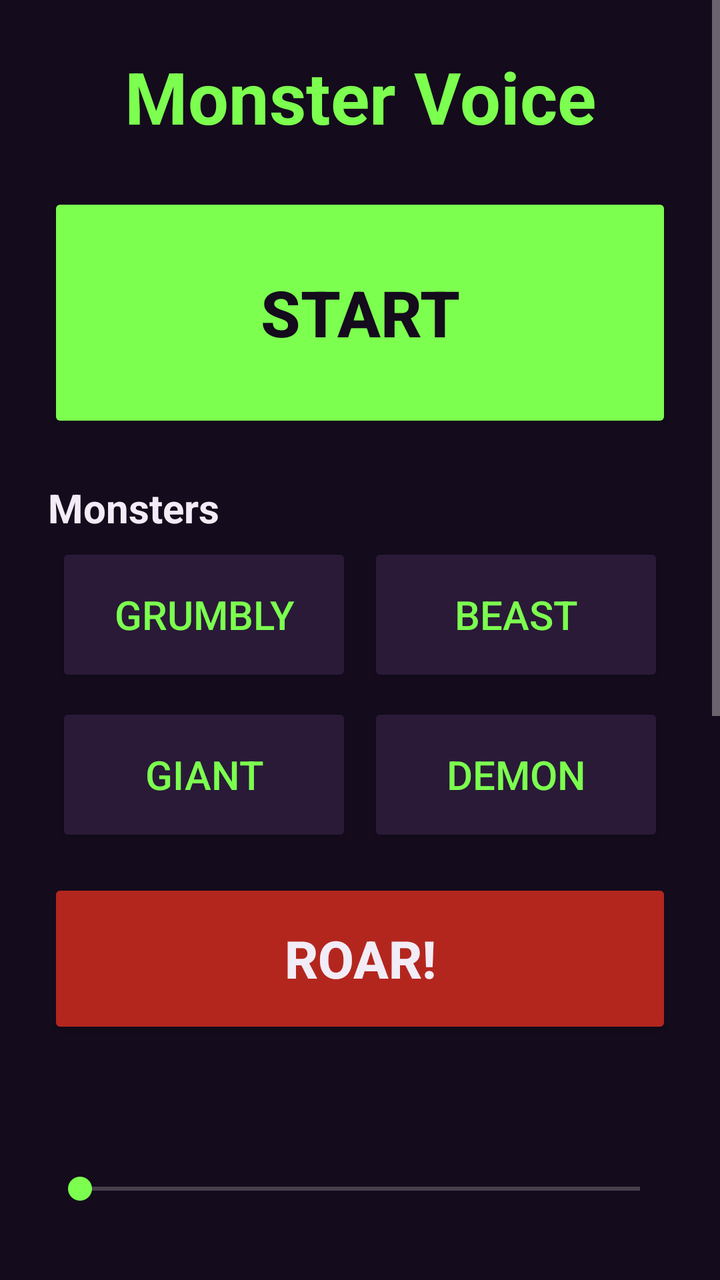
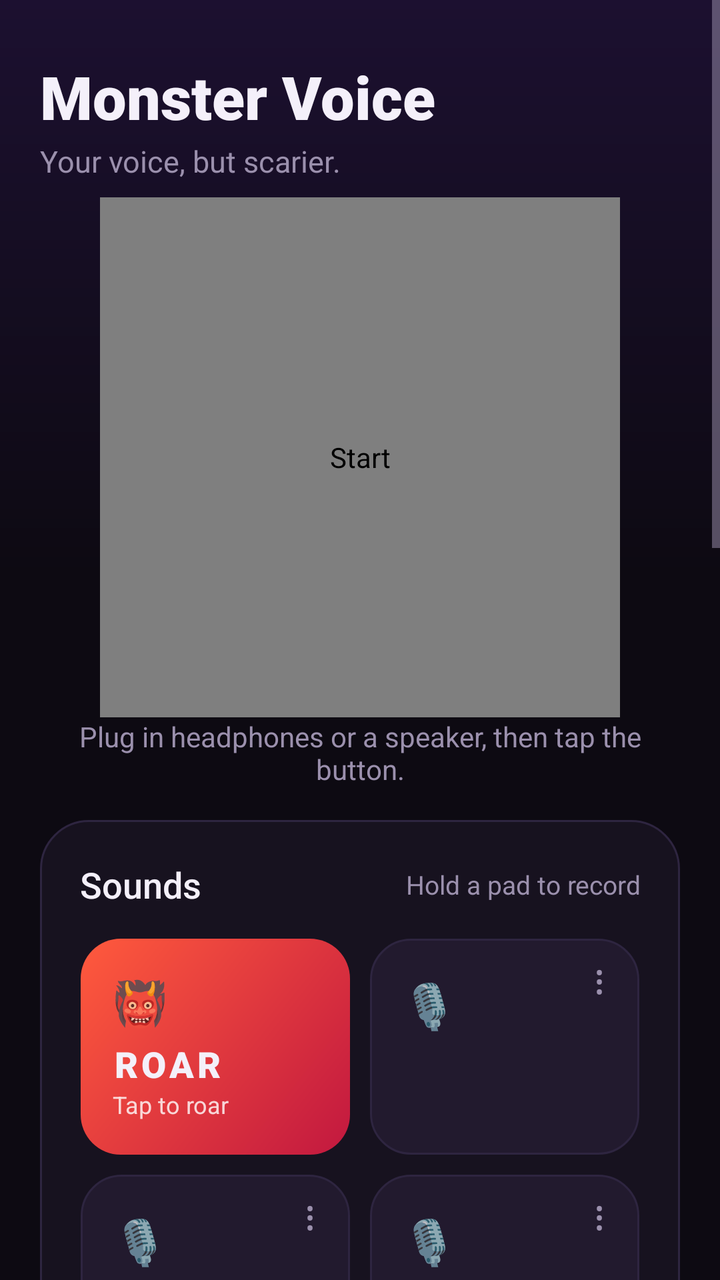

Compare the two renders of this Android layout. The source of the first and the diff that turns it into the second are given below.
<!-- AndroidManifest.xml: application theme AppTheme -->
<!-- res/layout/activity_main.xml -->
<?xml version="1.0" encoding="utf-8"?>
<ScrollView xmlns:android="http://schemas.android.com/apk/res/android"
    android:layout_width="match_parent"
    android:layout_height="match_parent"
    android:background="@color/background"
    android:fillViewport="true">

    <LinearLayout
        android:layout_width="match_parent"
        android:layout_height="wrap_content"
        android:orientation="vertical"
        android:padding="24dp">

        <TextView
            android:layout_width="match_parent"
            android:layout_height="wrap_content"
            android:gravity="center"
            android:text="@string/app_name"
            android:textColor="@color/accent"
            android:textSize="36sp"
            android:textStyle="bold" />

        <Button
            android:id="@+id/start_button"
            android:layout_width="match_parent"
            android:layout_height="120dp"
            android:layout_marginTop="24dp"
            android:backgroundTint="@color/accent"
            android:text="@string/start"
            android:textColor="@color/background"
            android:textSize="32sp"
            android:textStyle="bold" />

        <TextView
            style="@style/SectionTitle"
            android:text="@string/presets" />

        <LinearLayout
            android:layout_width="match_parent"
            android:layout_height="wrap_content"
            android:orientation="horizontal">

            <Button
                android:id="@+id/preset_grumbly"
                style="@style/PresetButton"
                android:text="@string/preset_grumbly" />

            <Button
                android:id="@+id/preset_beast"
                style="@style/PresetButton"
                android:text="@string/preset_beast" />
        </LinearLayout>

        <LinearLayout
            android:layout_width="match_parent"
            android:layout_height="wrap_content"
            android:orientation="horizontal">

            <Button
                android:id="@+id/preset_giant"
                style="@style/PresetButton"
                android:text="@string/preset_giant" />

            <Button
                android:id="@+id/preset_demon"
                style="@style/PresetButton"
                android:text="@string/preset_demon" />
        </LinearLayout>

        <Button
            android:id="@+id/roar_button"
            android:layout_width="match_parent"
            android:layout_height="80dp"
            android:layout_marginTop="12dp"
            android:backgroundTint="@color/roar"
            android:text="@string/roar"
            android:textColor="@color/text"
            android:textSize="26sp"
            android:textStyle="bold" />

        <TextView
            android:id="@+id/deep_label"
            style="@style/SectionTitle" />

        <SeekBar
            android:id="@+id/deep_bar"
            style="@style/Slider" />

        <TextView
            android:id="@+id/growl_label"
            style="@style/SectionTitle" />

        <SeekBar
            android:id="@+id/growl_bar"
            style="@style/Slider" />

        <TextView
            android:id="@+id/volume_label"
            style="@style/SectionTitle" />

        <SeekBar
            android:id="@+id/volume_bar"
            style="@style/Slider" />

        <TextView
            android:id="@+id/echo_label"
            style="@style/SectionTitle" />

        <SeekBar
            android:id="@+id/echo_bar"
            style="@style/Slider" />

        <TextView
            android:id="@+id/mic_label"
            style="@style/SectionTitle" />

        <SeekBar
            android:id="@+id/mic_bar"
            style="@style/Slider" />

        <TextView
            android:layout_width="match_parent"
            android:layout_height="wrap_content"
            android:layout_marginTop="32dp"
            android:text="@string/speaker_tip"
            android:textColor="@color/muted"
            android:textSize="15sp" />
    </LinearLayout>
</ScrollView>
<!-- resources referenced by this layout -->
<resources>
  <color name="accent">#FF7CFF4F</color>
  <color name="background">#FF140B1C</color>
  <color name="muted">#FFB3A6BF</color>
  <color name="roar">#FFB3261E</color>
  <color name="text">#FFF2ECF7</color>
  <string name="presets">Monsters</string>
  <string name="roar">ROAR!</string>
  <string name="speaker_tip">Tip: plug in headphones or a small speaker before pressing START. If the phone\'s own speaker plays the voice, the mic hears it and it squeals. Turning the volume down also helps.</string>
  <string name="start">START</string>
  <style name="PresetButton">
          <item name="android:layout_width">0dp</item>
          <item name="android:layout_height">72dp</item>
          <item name="android:layout_weight">1</item>
          <item name="android:layout_margin">4dp</item>
          <item name="android:backgroundTint">@color/surface</item>
          <item name="android:textColor">@color/accent</item>
          <item name="android:textSize">20sp</item>
      </style>
  <style name="SectionTitle">
          <item name="android:layout_width">match_parent</item>
          <item name="android:layout_height">wrap_content</item>
          <item name="android:layout_marginTop">24dp</item>
          <item name="android:textColor">@color/text</item>
          <item name="android:textSize">20sp</item>
          <item name="android:textStyle">bold</item>
      </style>
  <style name="Slider">
          <item name="android:layout_width">match_parent</item>
          <item name="android:layout_height">48dp</item>
          <item name="android:progressTint">@color/accent</item>
          <item name="android:thumbTint">@color/accent</item>
      </style>
  <style name="AppTheme" parent="@android:style/Theme.Material.NoActionBar">
          <item name="android:colorAccent">@color/accent</item>
          <item name="android:colorPrimary">@color/background</item>
          <item name="android:colorPrimaryDark">@color/background</item>
          <item name="android:windowBackground">@color/background</item>
          <item name="android:statusBarColor">@color/background</item>
          <item name="android:navigationBarColor">@color/background</item>
      </style>
  <color name="surface">#FF2A1A38</color>
  <!-- unchanged entries left out for length: 5 -->
</resources>

<!-- the commit's change to res/layout/activity_main.xml (unified diff, before → after) -->
@@ -2,128 +2,298 @@
 <ScrollView xmlns:android="http://schemas.android.com/apk/res/android"
     android:layout_width="match_parent"
     android:layout_height="match_parent"
-    android:background="@color/background"
+    android:background="@drawable/bg_screen"
     android:fillViewport="true">
 
     <LinearLayout
         android:layout_width="match_parent"
         android:layout_height="wrap_content"
         android:orientation="vertical"
-        android:padding="24dp">
-
-        <TextView
+        android:paddingStart="20dp"
+        android:paddingTop="28dp"
+        android:paddingEnd="20dp"
+        android:paddingBottom="32dp">
+
+        <TextView
+            android:layout_width="wrap_content"
+            android:layout_height="wrap_content"
+            android:fontFamily="sans-serif-black"
+            android:text="@string/app_name"
+            android:textColor="@color/text"
+            android:textSize="30sp" />
+
+        <TextView
+            android:layout_width="wrap_content"
+            android:layout_height="wrap_content"
+            android:layout_marginTop="2dp"
+            android:text="@string/tagline"
+            android:textColor="@color/muted"
+            android:textSize="15sp" />
+
+        <com.nmcbride.monstervoice.MicButton
+            android:id="@+id/mic_button"
+            android:layout_width="260dp"
+            android:layout_height="260dp"
+            android:layout_gravity="center_horizontal"
+            android:layout_marginTop="8dp"
+            android:clickable="true"
+            android:contentDescription="@string/start"
+            android:focusable="true" />
+
+        <TextView
+            android:id="@+id/status_text"
             android:layout_width="match_parent"
             android:layout_height="wrap_content"
             android:gravity="center"
-            android:text="@string/app_name"
-            android:textColor="@color/accent"
-            android:textSize="36sp"
-            android:textStyle="bold" />
-
-        <Button
-            android:id="@+id/start_button"
+            android:text="@string/status_off"
+            android:textColor="@color/muted"
+            android:textSize="14sp" />
+
+        <LinearLayout style="@style/Card">
+
+            <LinearLayout
+                android:layout_width="match_parent"
+                android:layout_height="wrap_content"
+                android:gravity="center_vertical"
+                android:orientation="horizontal">
+
+                <TextView style="@style/CardTitle" android:text="@string/sounds" />
+                <TextView style="@style/CardHint" android:text="@string/sounds_hint" />
+            </LinearLayout>
+
+            <LinearLayout
+                android:layout_width="match_parent"
+                android:layout_height="wrap_content"
+                android:layout_marginStart="-5dp"
+                android:layout_marginTop="10dp"
+                android:layout_marginEnd="-5dp"
+                android:orientation="horizontal">
+
+                <LinearLayout
+                    android:id="@+id/pad_roar"
+                    style="@style/Pad"
+                    android:background="@drawable/bg_pad_roar"
+                    android:clickable="true"
+                    android:focusable="true"
+                    android:gravity="center_vertical"
+                    android:orientation="vertical"
+                    android:paddingStart="16dp">
+
+                    <TextView
+                        android:layout_width="wrap_content"
+                        android:layout_height="wrap_content"
+                        android:text="@string/icon_roar"
+                        android:textSize="22sp" />
+
+                    <TextView
+                        android:layout_width="wrap_content"
+                        android:layout_height="wrap_content"
+                        android:layout_marginTop="4dp"
+                        android:fontFamily="sans-serif-black"
+                        android:letterSpacing="0.1"
+                        android:text="@string/roar"
+                        android:textColor="@color/text"
+                        android:textSize="18sp" />
+
+                    <TextView
+                        android:layout_width="wrap_content"
+                        android:layout_height="wrap_content"
+                        android:text="@string/roar_hint"
+                        android:textColor="#CCFFFFFF"
+                        android:textSize="12sp" />
+                </LinearLayout>
+
+                <include android:id="@+id/pad_1" android:layout_width="0dp" android:layout_height="108dp" android:layout_margin="5dp" android:layout_weight="1" layout="@layout/item_pad" />
+            </LinearLayout>
+
+            <LinearLayout
+                android:layout_width="match_parent"
+                android:layout_height="wrap_content"
+                android:layout_marginStart="-5dp"
+                android:layout_marginEnd="-5dp"
+                android:orientation="horizontal">
+
+                <include android:id="@+id/pad_2" android:layout_width="0dp" android:layout_height="108dp" android:layout_margin="5dp" android:layout_weight="1" layout="@layout/item_pad" />
+                <include android:id="@+id/pad_3" android:layout_width="0dp" android:layout_height="108dp" android:layout_margin="5dp" android:layout_weight="1" layout="@layout/item_pad" />
+            </LinearLayout>
+        </LinearLayout>
+
+        <LinearLayout style="@style/Card">
+
+            <LinearLayout
+                android:layout_width="match_parent"
+                android:layout_height="wrap_content"
+                android:gravity="center_vertical"
+                android:orientation="horizontal">
+
+                <TextView style="@style/CardTitle" android:text="@string/monster" />
+                <TextView style="@style/CardHint" android:text="@string/monster_hint" />
+            </LinearLayout>
+
+            <HorizontalScrollView
+                android:layout_width="match_parent"
+                android:layout_height="wrap_content"
+                android:layout_marginTop="14dp"
+                android:clipToPadding="false"
+                android:scrollbars="none">
+
+                <LinearLayout
+                    android:layout_width="wrap_content"
+                    android:layout_height="wrap_content"
+                    android:orientation="horizontal">
+
+                    <TextView android:id="@+id/preset_grumbly" style="@style/Chip" android:text="@string/preset_grumbly" />
+                    <TextView android:id="@+id/preset_beast" style="@style/Chip" android:text="@string/preset_beast" />
+                    <TextView android:id="@+id/preset_giant" style="@style/Chip" android:text="@string/preset_giant" />
+                    <TextView android:id="@+id/preset_demon" style="@style/Chip" android:text="@string/preset_demon" />
+                    <TextView android:id="@+id/preset_mine" style="@style/Chip" android:text="@string/preset_mine" />
+                </LinearLayout>
+            </HorizontalScrollView>
+        </LinearLayout>
+
+        <LinearLayout style="@style/Card">
+
+            <TextView style="@style/CardTitle" android:text="@string/tune" />
+
+            <LinearLayout style="@style/SliderRow">
+                <TextView style="@style/SliderLabel" android:text="@string/deepness" />
+                <TextView android:id="@+id/deep_value" style="@style/SliderValue" />
+            </LinearLayout>
+
+            <SeekBar android:id="@+id/deep_bar" style="@style/Slider" />
+
+            <LinearLayout style="@style/SliderRow">
+                <TextView style="@style/SliderLabel" android:text="@string/growl" />
+                <TextView android:id="@+id/growl_value" style="@style/SliderValue" />
+            </LinearLayout>
+
+            <SeekBar android:id="@+id/growl_bar" style="@style/Slider" />
+
+            <LinearLayout style="@style/SliderRow">
+                <TextView style="@style/SliderLabel" android:text="@string/echo" />
+                <TextView android:id="@+id/echo_value" style="@style/SliderValue" />
+            </LinearLayout>
+
+            <SeekBar android:id="@+id/echo_bar" style="@style/Slider" />
+
+            <LinearLayout style="@style/SliderRow">
+                <TextView style="@style/SliderLabel" android:text="@string/volume" />
+                <TextView android:id="@+id/volume_value" style="@style/SliderValue" />
+            </LinearLayout>
+
+            <SeekBar android:id="@+id/volume_bar" style="@style/Slider" />
+
+            <LinearLayout style="@style/SliderRow">
+                <TextView style="@style/SliderLabel" android:text="@string/mic_boost" />
+                <TextView android:id="@+id/mic_value" style="@style/SliderValue" />
+            </LinearLayout>
+
+            <SeekBar android:id="@+id/mic_bar" style="@style/Slider" />
+
+        </LinearLayout>
+
+        <LinearLayout style="@style/Card">
+
+            <LinearLayout
+                android:layout_width="match_parent"
+                android:layout_height="wrap_content"
+                android:gravity="center_vertical"
+                android:orientation="horizontal">
+
+                <LinearLayout
+                    android:layout_width="0dp"
+                    android:layout_height="wrap_content"
+                    android:layout_weight="1"
+                    android:orientation="vertical">
+
+                    <TextView style="@style/CardTitle" android:text="@string/shake_to_roar" />
+
+                    <TextView
+                        android:layout_width="wrap_content"
+                        android:layout_height="wrap_content"
+                        android:layout_marginTop="2dp"
+                        android:text="@string/shake_hint"
+                        android:textColor="@color/muted"
+                        android:textSize="13sp" />
+                </LinearLayout>
+
+                <Switch
+                    android:id="@+id/shake_switch"
+                    android:layout_width="wrap_content"
+                    android:layout_height="wrap_content"
+                    android:thumbTint="@color/text"
+                    android:trackTint="@color/switch_track" />
+            </LinearLayout>
+        </LinearLayout>
+
+        <TextView
             android:layout_width="match_parent"
-            android:layout_height="120dp"
-            android:layout_marginTop="24dp"
-            android:backgroundTint="@color/accent"
-            android:text="@string/start"
-            android:textColor="@color/background"
-            android:textSize="32sp"
-            android:textStyle="bold" />
-
-        <TextView
-            style="@style/SectionTitle"
-            android:text="@string/presets" />
-
-        <LinearLayout
-            android:layout_width="match_parent"
-            android:layout_height="wrap_content"
-            android:orientation="horizontal">
-
-            <Button
-                android:id="@+id/preset_grumbly"
-                style="@style/PresetButton"
-                android:text="@string/preset_grumbly" />
-
-            <Button
-                android:id="@+id/preset_beast"
-                style="@style/PresetButton"
-                android:text="@string/preset_beast" />
-        </LinearLayout>
-
-        <LinearLayout
-            android:layout_width="match_parent"
-            android:layout_height="wrap_content"
-            android:orientation="horizontal">
-
-            <Button
-                android:id="@+id/preset_giant"
-                style="@style/PresetButton"
-                android:text="@string/preset_giant" />
-
-            <Button
-                android:id="@+id/preset_demon"
-                style="@style/PresetButton"
-                android:text="@string/preset_demon" />
-        </LinearLayout>
-
-        <Button
-            android:id="@+id/roar_button"
-            android:layout_width="match_parent"
-            android:layout_height="80dp"
-            android:layout_marginTop="12dp"
-            android:backgroundTint="@color/roar"
-            android:text="@string/roar"
-            android:textColor="@color/text"
-            android:textSize="26sp"
-            android:textStyle="bold" />
-
-        <TextView
-            android:id="@+id/deep_label"
-            style="@style/SectionTitle" />
-
-        <SeekBar
-            android:id="@+id/deep_bar"
-            style="@style/Slider" />
-
-        <TextView
-            android:id="@+id/growl_label"
-            style="@style/SectionTitle" />
-
-        <SeekBar
-            android:id="@+id/growl_bar"
-            style="@style/Slider" />
-
-        <TextView
-            android:id="@+id/volume_label"
-            style="@style/SectionTitle" />
-
-        <SeekBar
-            android:id="@+id/volume_bar"
-            style="@style/Slider" />
-
-        <TextView
-            android:id="@+id/echo_label"
-            style="@style/SectionTitle" />
-
-        <SeekBar
-            android:id="@+id/echo_bar"
-            style="@style/Slider" />
-
-        <TextView
-            android:id="@+id/mic_label"
-            style="@style/SectionTitle" />
-
-        <SeekBar
-            android:id="@+id/mic_bar"
-            style="@style/Slider" />
-
-        <TextView
-            android:layout_width="match_parent"
-            android:layout_height="wrap_content"
-            android:layout_marginTop="32dp"
+            android:layout_height="wrap_content"
+            android:layout_marginTop="20dp"
+            android:lineSpacingExtra="2dp"
+            android:paddingStart="4dp"
+            android:paddingEnd="4dp"
             android:text="@string/speaker_tip"
             android:textColor="@color/muted"
-            android:textSize="15sp" />
+            android:textSize="13sp" />
     </LinearLayout>
 </ScrollView>
+<!-- res/layout/item_pad.xml (included above) -->
+<?xml version="1.0" encoding="utf-8"?>
+<FrameLayout xmlns:android="http://schemas.android.com/apk/res/android"
+    android:layout_width="match_parent"
+    android:layout_height="match_parent"
+    android:background="@drawable/bg_pad"
+    android:clickable="true"
+    android:focusable="true">
+
+    <LinearLayout
+        android:layout_width="match_parent"
+        android:layout_height="match_parent"
+        android:gravity="center_vertical"
+        android:orientation="vertical"
+        android:paddingStart="16dp"
+        android:paddingEnd="36dp">
+
+        <TextView
+            android:id="@+id/pad_icon"
+            android:layout_width="wrap_content"
+            android:layout_height="wrap_content"
+            android:text="@string/icon_mic"
+            android:textSize="22sp" />
+
+        <TextView
+            android:id="@+id/pad_name"
+            android:layout_width="wrap_content"
+            android:layout_height="wrap_content"
+            android:layout_marginTop="4dp"
+            android:ellipsize="end"
+            android:fontFamily="sans-serif-medium"
+            android:maxLines="1"
+            android:textColor="@color/text"
+            android:textSize="16sp" />
+
+        <TextView
+            android:id="@+id/pad_hint"
+            android:layout_width="wrap_content"
+            android:layout_height="wrap_content"
+            android:ellipsize="end"
+            android:maxLines="1"
+            android:textColor="@color/muted"
+            android:textSize="12sp" />
+    </LinearLayout>
+
+    <TextView
+        android:id="@+id/pad_menu"
+        android:layout_width="40dp"
+        android:layout_height="40dp"
+        android:layout_gravity="top|end"
+        android:background="@drawable/bg_icon_button"
+        android:clickable="true"
+        android:contentDescription="@string/pad_options"
+        android:focusable="true"
+        android:gravity="center"
+        android:text="@string/icon_more"
+        android:textColor="@color/muted"
+        android:textSize="20sp" />
+</FrameLayout>
<!-- resource entries referenced after the edit -->
@@ -1,46 +1,233 @@
 <!-- resources referenced by this layout -->
 <resources>
-  <color name="accent">#FF7CFF4F</color>
-  <color name="background">#FF140B1C</color>
-  <color name="muted">#FFB3A6BF</color>
-  <color name="roar">#FFB3261E</color>
-  <color name="text">#FFF2ECF7</color>
-  <string name="presets">Monsters</string>
-  <string name="roar">ROAR!</string>
-  <string name="speaker_tip">Tip: plug in headphones or a small speaker before pressing START. If the phone\'s own speaker plays the voice, the mic hears it and it squeals. Turning the volume down also helps.</string>
-  <string name="start">START</string>
-  <style name="PresetButton">
+  <color name="accent">#FF8CFF5A</color>
+  <color name="background">#FF0D0A12</color>
+  <color name="background_top">#FF1C1030</color>
+  <!-- drawable bg_card (drawable) -->
+  <?xml version="1.0" encoding="utf-8"?>
+  <shape xmlns:android="http://schemas.android.com/apk/res/android">
+      <solid android:color="@color/surface" />
+      <corners android:radius="24dp" />
+      <stroke android:width="1dp" android:color="@color/stroke" />
+  </shape>
+  <!-- drawable bg_chip (drawable) -->
+  <?xml version="1.0" encoding="utf-8"?>
+  <ripple xmlns:android="http://schemas.android.com/apk/res/android" android:color="#33FFFFFF">
+      <item>
+          <selector>
+              <item android:state_selected="true">
+                  <shape>
+                      <solid android:color="@color/accent" />
+                      <corners android:radius="999dp" />
+                  </shape>
+              </item>
+              <item>
+                  <shape>
+                      <solid android:color="@color/surface_raised" />
+                      <corners android:radius="999dp" />
+                      <stroke android:width="1dp" android:color="@color/stroke" />
+                  </shape>
+              </item>
+          </selector>
+      </item>
+  </ripple>
+  <!-- drawable seek_track (drawable) -->
+  <?xml version="1.0" encoding="utf-8"?>
+  <layer-list xmlns:android="http://schemas.android.com/apk/res/android">
+      <item android:id="@android:id/background" android:gravity="center_vertical|fill_horizontal">
+          <shape>
+              <size android:height="6dp" />
+              <corners android:radius="3dp" />
+              <solid android:color="@color/stroke" />
+          </shape>
+      </item>
+      <item android:id="@android:id/progress" android:gravity="center_vertical|fill_horizontal">
+          <scale android:scaleWidth="100%">
+              <shape>
+                  <size android:height="6dp" />
+                  <corners android:radius="3dp" />
+                  <gradient android:startColor="@color/accent_deep" android:endColor="@color/accent" />
+              </shape>
+          </scale>
+      </item>
+  </layer-list>
+  <!-- drawable seek_thumb (drawable) -->
+  <?xml version="1.0" encoding="utf-8"?>
+  <shape xmlns:android="http://schemas.android.com/apk/res/android" android:shape="oval">
+      <size android:width="22dp" android:height="22dp" />
+      <solid android:color="@color/text" />
+      <stroke android:width="4dp" android:color="@color/accent" />
+  </shape>
+  <color name="muted">#FF9B90AD</color>
+  <color name="roar">#FFFF5A3D</color>
+  <color name="text">#FFF4F0FA</color>
+  <!-- drawable bg_icon_button (drawable) -->
+  <?xml version="1.0" encoding="utf-8"?>
+  <ripple xmlns:android="http://schemas.android.com/apk/res/android" android:color="#33FFFFFF">
+      <item android:id="@android:id/mask">
+          <shape android:shape="oval">
+              <solid android:color="#FFFFFFFF" />
+          </shape>
+      </item>
+  </ripple>
+  <!-- drawable bg_pad (drawable) -->
+  <?xml version="1.0" encoding="utf-8"?>
+  <ripple xmlns:android="http://schemas.android.com/apk/res/android" android:color="#338CFF5A">
+      <item>
+          <selector>
+              <item android:state_activated="true">
+                  <shape>
+                      <solid android:color="#33FF3B5C" />
+                      <corners android:radius="20dp" />
+                      <stroke android:width="2dp" android:color="@color/record" />
+                  </shape>
+              </item>
+              <item>
+                  <shape>
+                      <solid android:color="@color/surface_raised" />
+                      <corners android:radius="20dp" />
+                      <stroke android:width="1dp" android:color="@color/stroke" />
+                  </shape>
+              </item>
+          </selector>
+      </item>
+  </ripple>
+  <!-- drawable bg_pad_roar (drawable) -->
+  <?xml version="1.0" encoding="utf-8"?>
+  <ripple xmlns:android="http://schemas.android.com/apk/res/android" android:color="#44FFFFFF">
+      <item>
+          <shape>
+              <gradient
+                  android:angle="315"
+                  android:endColor="@color/roar_deep"
+                  android:startColor="@color/roar" />
+              <corners android:radius="20dp" />
+          </shape>
+      </item>
+  </ripple>
+  <!-- drawable bg_screen (drawable) -->
+  <?xml version="1.0" encoding="utf-8"?>
+  <shape xmlns:android="http://schemas.android.com/apk/res/android">
+      <gradient
+          android:angle="270"
+          android:endColor="@color/background"
+          android:centerColor="@color/background"
+          android:startColor="@color/background_top"
+          android:centerY="0.45" />
+  </shape>
+  <string name="deepness">Deepness</string>
+  <string name="echo">Echo</string>
+  <string name="growl">Growl</string>
+  <string name="icon_mic">🎙️</string>
+  <string name="icon_more">⋮</string>
+  <string name="icon_roar">👹</string>
+  <string name="mic_boost">Mic boost</string>
+  <string name="monster">Monster</string>
+  <string name="monster_hint">Hold ★ to save your own</string>
+  <string name="pad_options">Sound options</string>
+  <string name="preset_mine">★ My Monster</string>
+  <string name="roar">ROAR</string>
+  <string name="roar_hint">Tap to roar</string>
+  <string name="shake_hint">Shake the phone to roar while live.</string>
+  <string name="shake_to_roar">Shake to roar</string>
+  <string name="sounds">Sounds</string>
+  <string name="sounds_hint">Hold a pad to record</string>
+  <string name="speaker_tip">Tip: if the phone\'s own speaker plays the voice, the mic hears it and squeals. Use headphones or a small speaker, or turn the volume down.</string>
+  <string name="start">Start</string>
+  <string name="status_off">Plug in headphones or a speaker, then tap the button.</string>
+  <string name="tagline">Your voice, but scarier.</string>
+  <string name="tune">Tune</string>
+  <string name="volume">Volume</string>
+  <style name="Card">
+          <item name="android:layout_width">match_parent</item>
+          <item name="android:layout_height">wrap_content</item>
+          <item name="android:layout_marginTop">16dp</item>
+          <item name="android:background">@drawable/bg_card</item>
+          <item name="android:orientation">vertical</item>
+          <item name="android:padding">20dp</item>
+      </style>
+  <style name="CardHint">
           <item name="android:layout_width">0dp</item>
-          <item name="android:layout_height">72dp</item>
+          <item name="android:layout_height">wrap_content</item>
           <item name="android:layout_weight">1</item>
-          <item name="android:layout_margin">4dp</item>
-          <item name="android:backgroundTint">@color/surface</item>
-          <item name="android:textColor">@color/accent</item>
-          <item name="android:textSize">20sp</item>
-      </style>
-  <style name="SectionTitle">
-          <item name="android:layout_width">match_parent</item>
-          <item name="android:layout_height">wrap_content</item>
-          <item name="android:layout_marginTop">24dp</item>
+          <item name="android:gravity">end</item>
+          <item name="android:textColor">@color/muted</item>
+          <item name="android:textSize">13sp</item>
+      </style>
+  <style name="CardTitle">
+          <item name="android:layout_width">wrap_content</item>
+          <item name="android:layout_height">wrap_content</item>
+          <item name="android:fontFamily">sans-serif-medium</item>
           <item name="android:textColor">@color/text</item>
-          <item name="android:textSize">20sp</item>
-          <item name="android:textStyle">bold</item>
+          <item name="android:textSize">18sp</item>
+      </style>
+  <style name="Chip">
+          <item name="android:layout_width">wrap_content</item>
+          <item name="android:layout_height">44dp</item>
+          <item name="android:layout_marginEnd">8dp</item>
+          <item name="android:background">@drawable/bg_chip</item>
+          <item name="android:clickable">true</item>
+          <item name="android:focusable">true</item>
+          <item name="android:fontFamily">sans-serif-medium</item>
+          <item name="android:gravity">center</item>
+          <item name="android:paddingStart">18dp</item>
+          <item name="android:paddingEnd">18dp</item>
+          <item name="android:textColor">@color/chip_text</item>
+          <item name="android:textSize">15sp</item>
+      </style>
+  <style name="Pad">
+          <item name="android:layout_width">0dp</item>
+          <item name="android:layout_height">108dp</item>
+          <item name="android:layout_weight">1</item>
+          <item name="android:layout_margin">5dp</item>
       </style>
   <style name="Slider">
           <item name="android:layout_width">match_parent</item>
-          <item name="android:layout_height">48dp</item>
-          <item name="android:progressTint">@color/accent</item>
-          <item name="android:thumbTint">@color/accent</item>
+          <item name="android:layout_height">36dp</item>
+          <item name="android:background">@null</item>
+          <item name="android:paddingStart">11dp</item>
+          <item name="android:paddingEnd">11dp</item>
+          <item name="android:progressDrawable">@drawable/seek_track</item>
+          <item name="android:splitTrack">false</item>
+          <item name="android:thumb">@drawable/seek_thumb</item>
+      </style>
+  <style name="SliderLabel">
+          <item name="android:layout_width">0dp</item>
+          <item name="android:layout_height">wrap_content</item>
+          <item name="android:layout_weight">1</item>
+          <item name="android:textColor">@color/text</item>
+          <item name="android:textSize">15sp</item>
+      </style>
+  <style name="SliderRow">
+          <item name="android:layout_width">match_parent</item>
+          <item name="android:layout_height">wrap_content</item>
+          <item name="android:layout_marginTop">14dp</item>
+          <item name="android:orientation">horizontal</item>
+      </style>
+  <style name="SliderValue">
+          <item name="android:layout_width">wrap_content</item>
+          <item name="android:layout_height">wrap_content</item>
+          <item name="android:fontFamily">sans-serif-medium</item>
+          <item name="android:textColor">@color/accent</item>
+          <item name="android:textSize">15sp</item>
       </style>
   <style name="AppTheme" parent="@android:style/Theme.Material.NoActionBar">
           <item name="android:colorAccent">@color/accent</item>
-          <item name="android:colorPrimary">@color/background</item>
-          <item name="android:colorPrimaryDark">@color/background</item>
+          <item name="android:colorPrimary">@color/background_top</item>
+          <item name="android:colorPrimaryDark">@color/background_top</item>
           <item name="android:windowBackground">@color/background</item>
-          <item name="android:statusBarColor">@color/background</item>
+          <item name="android:statusBarColor">@color/background_top</item>
           <item name="android:navigationBarColor">@color/background</item>
-      </style>
-  <color name="surface">#FF2A1A38</color>
+          <item name="android:textColorPrimary">@color/text</item>
+          <item name="android:textColorSecondary">@color/muted</item>
+          <item name="android:colorControlActivated">@color/accent</item>
+      </style>
+  <color name="record">#FFFF3B5C</color>
+  <color name="surface_raised">#FF221A2E</color>
+  <color name="stroke">#FF2E2540</color>
+  <color name="roar_deep">#FFC2183F</color>
+  <color name="surface">#FF17121F</color>
+  <color name="accent_deep">#FF2FD47A</color>
   <!-- unchanged entries left out for length: 5 -->
 </resources>
 
